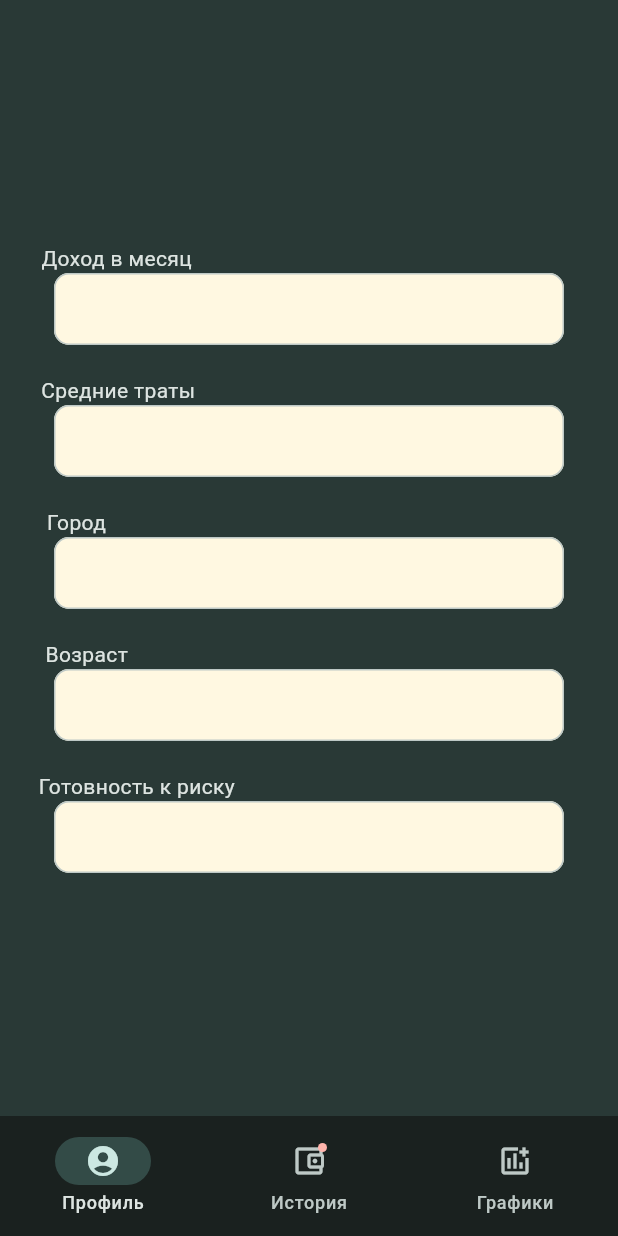
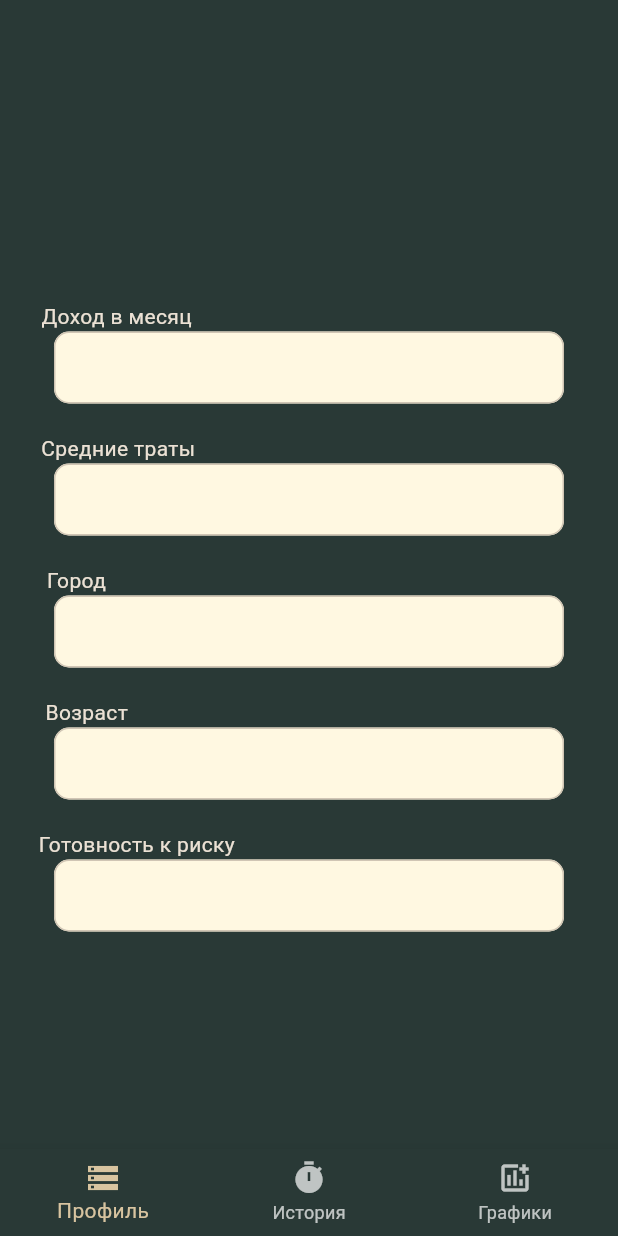
Before and after one commit to InnsmouthFisherman/CashFlow, a Flutter app: the screen it shows after launch, on a phone screen of 412 x 824 dp. Run offline on Flutter 3.47's test engine with Material 3 defaults, Android fonts, the phone set to English and light mode, and no system bars; Roboto replaces fonts that are missing (Kurale).

Commit message:
Update main.dart

```diff
--- a/lib/main.dart
+++ b/lib/main.dart
@@ -12,10 +12,15 @@ class NavigationBarApp extends StatelessWidget {
   @override
   Widget build(BuildContext context) {
     return MaterialApp(theme: ThemeData(
+      textTheme: const TextTheme(
+        bodyMedium: TextStyle(
+          fontFamily: 'Kurale',
+        )
+      ),
       colorScheme: ColorScheme.fromSeed(
         brightness: Brightness.dark,
-        seedColor: const Color(0x293936),
-        background: const Color(0x293936),
+        seedColor: const Color(0x00E6DCCE),
+        background: const Color(0x00E6DCCE),
           ),
       ),
       debugShowCheckedModeBanner: false,
@@ -34,31 +39,33 @@ class NavigationExample extends StatefulWidget {
 
 class _NavigationExampleState extends State<NavigationExample> {
   int currentPageIndex = 0;
+  String title = '';
+
 
   @override
   Widget build(BuildContext context) {
-    // final ThemeData theme = Theme.of(context);
     return Scaffold(
-      bottomNavigationBar: NavigationBar(
-        onDestinationSelected: (int index) {
-          setState(() {
-            currentPageIndex = index;
-          });
-        },
-        selectedIndex: currentPageIndex,
-        destinations: const <Widget>[
-          NavigationDestination(
-            selectedIcon: Icon(Icons.account_circle),
-            icon: Icon(Icons.account_circle_outlined),
+      appBar: AppBar(
+        backgroundColor: const Color(0xFF293936),
+        title: Center(child: Text(title,)),
+        ),
+      bottomNavigationBar: BottomNavigationBar(
+        onTap: onTabTapped,
+        currentIndex: currentPageIndex,
+        //selectedItemColor: Theme.of(context).primaryColor,
+          backgroundColor: const Color(0xFF293936),
+        //type: BottomNavigationBarType.fixed,
+
+        items: const [
+          BottomNavigationBarItem(
+            icon: Icon(Icons.storage),
             label: 'Профиль',
           ),
-          NavigationDestination(
-            selectedIcon: Badge(child: Icon(Icons.account_balance_wallet)),
-            icon: Badge(child: Icon(Icons.account_balance_wallet_outlined)),
+          BottomNavigationBarItem(
+            icon: Icon(Icons.timer),
             label: 'История',
           ),
-          NavigationDestination(
-            selectedIcon: Icon(Icons.add_chart),
+          BottomNavigationBarItem(
             icon: Icon(Icons.add_chart_outlined),
             label: 'Графики',
           ),
@@ -79,4 +86,18 @@ class _NavigationExampleState extends State<NavigationExample> {
       ][currentPageIndex],
     );
   }
+
+   void onTabTapped(int index) {
+     setState(() {
+     currentPageIndex = index;
+      switch(index) {
+       case 0: { title = 'Профиль'; }
+       break;
+       case 1: { title = 'История'; }
+       break;
+       case 2: { title = 'Графики'; }
+       break;
+      }
+     });
+   }
 }
```
